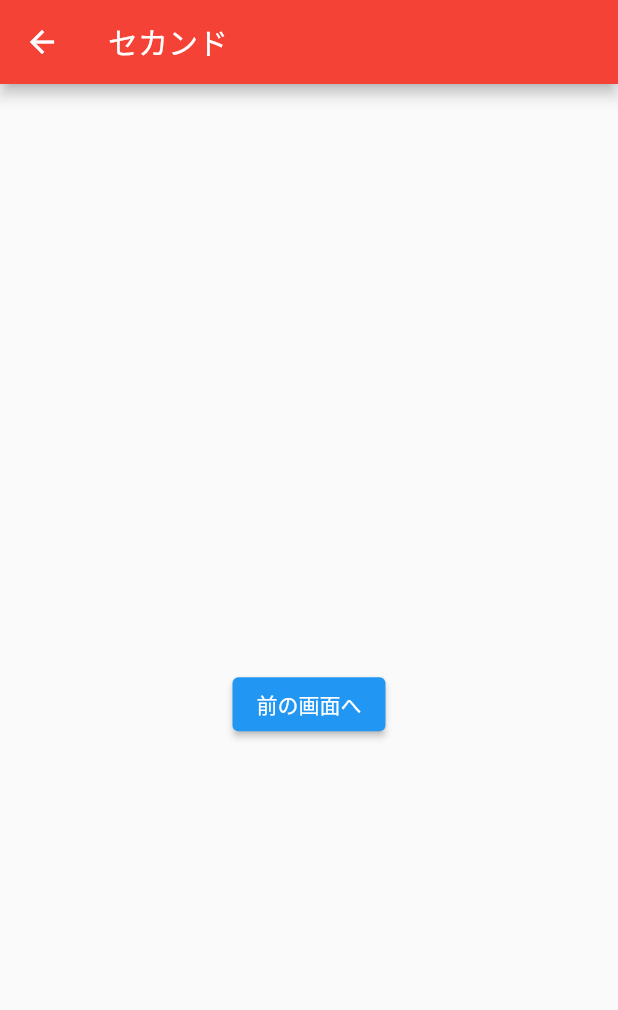
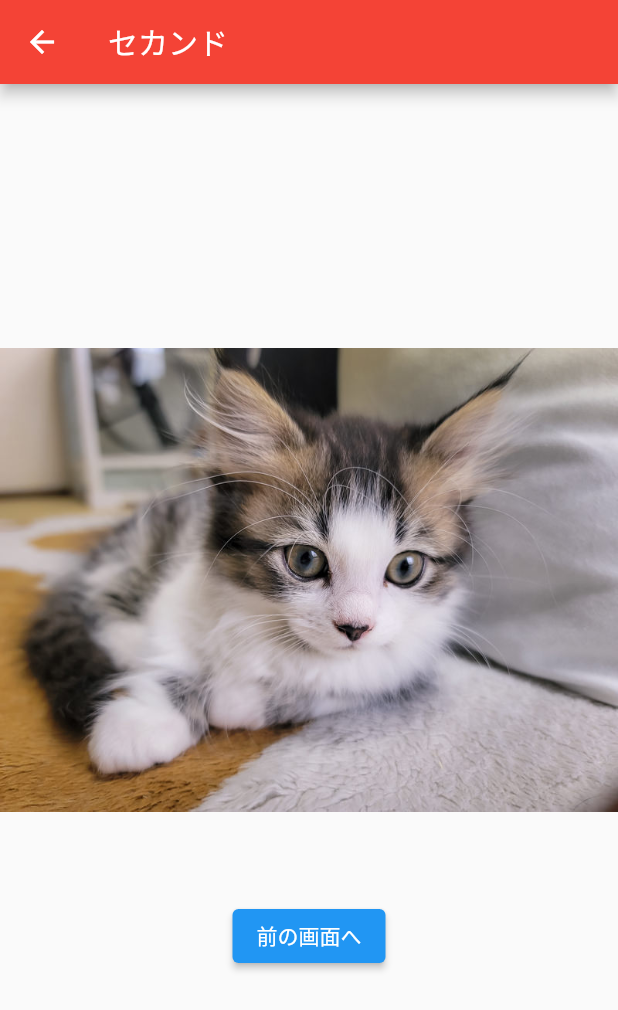
Before and after one commit to uni51/flutter-super-introduction, a Flutter app: the screen it shows after launch, after a tap on "次の画面へ", on a phone screen of 412 x 824 dp. Shown: the top 1010 px of the screen. Run offline on Flutter 3.47's test engine with Material 2 defaults, Android fonts, the phone set to English and light mode, and no system bars; network calls fail.

Commit message:
04. 画像の表示

```diff
--- a/lib/first_page.dart
+++ b/lib/first_page.dart
@@ -16,6 +16,14 @@ class FirstPage extends StatelessWidget {
           child: Column(
             mainAxisAlignment: MainAxisAlignment.center,
             children: [
+              // const Image(
+              //   image: NetworkImage(
+              //     'https://flutter.github.io/assets-for-api-docs/assets/widgets/owl.jpg'
+              //   ),
+              // ),
+              Image.network(
+                  'https://flutter.github.io/assets-for-api-docs/assets/widgets/owl-2.jpg'
+              ),
               TextField(
                 onChanged: (text) {
                   nameText = text;
--- a/lib/second_page.dart
+++ b/lib/second_page.dart
@@ -15,6 +15,7 @@ class SecondPage extends StatelessWidget {
         child: Column(
           mainAxisAlignment: MainAxisAlignment.center,
           children: [
+            Image.asset('images/child_cat.jpg'),
             Text(
                 name,
                 style: TextStyle(
--- a/pubspec.yaml
+++ b/pubspec.yaml
@@ -59,7 +59,8 @@ flutter:
   uses-material-design: true
 
   # To add assets to your application, add an assets section, like this:
-  # assets:
+  assets:
+    - images/child_cat.jpg
   #   - images/a_dot_burr.jpeg
   #   - images/a_dot_ham.jpeg
 
```
Also changed, not shown: images/child_cat.jpg (added).
